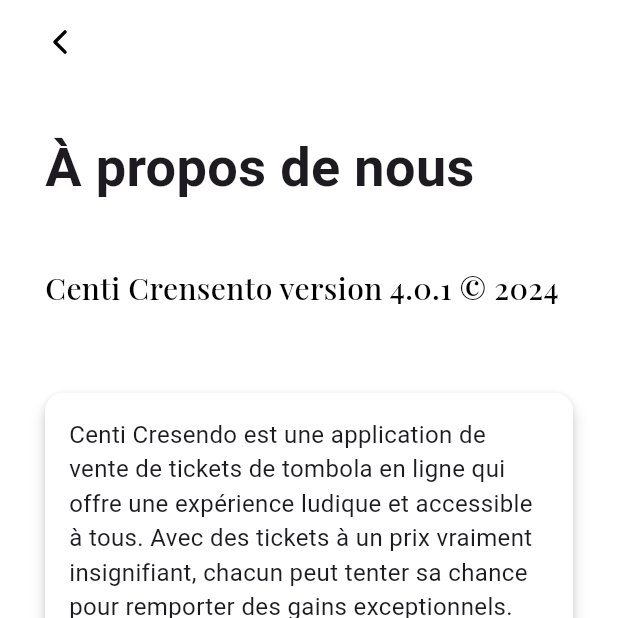
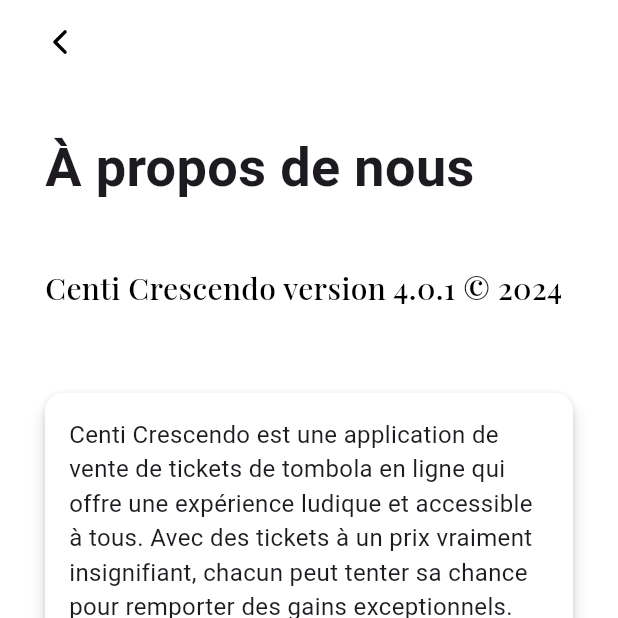
Before and after one commit to GytXDev/Centi-Cresendo, a Flutter app: the AboutUs screen opened directly, on a phone screen of 412 x 824 dp, the top half of it. Run offline on Flutter 3.47's test engine with Material 3 defaults, Android fonts, the phone set to English and light mode, and no system bars; our stand-ins replace cloud_firestore, firebase_auth, firebase_core, firebase_messaging, flutter_local_notifications, flutter_native_splash and 8 more; accounts and stored records are empty; project files that could hold a hidden picture were left out.

Commit message:
The apk production

```diff
--- a/assets/i18n/en.json
+++ b/assets/i18n/en.json
@@ -16,7 +16,7 @@
     "phone_number_too_long": "The phone number you entered is too long for the country: {{countryName}}.",
     "enterPhoneNumber": "Please enter your phone number.",
     "carrierChargesApply": "Carrier charges may apply.",
-    "verificationSMS": "Centi Cresendo will need to verify your phone number.",
+    "verificationSMS": "Centi Crescendo will need to verify your phone number.",
     "whatsMyNumber": " What's my number?",
     "next": "NEXT",
     "phoneNumber": "Phone number",
--- a/lib/auth/repository/auth_repository.dart
+++ b/lib/auth/repository/auth_repository.dart
@@ -177,7 +177,11 @@
 
   Future<UserCredential?> signInWithGoogle() async {
     try {
-      final GoogleSignInAccount? googleUser = await GoogleSignIn().signIn();
+      final GoogleSignIn googleSignIn = GoogleSignIn(
+        clientId:
+            '127117263525-h7h854q9p3eico08b7s7n719q30bean9.apps.googleusercontent.com', // client ID pour le Web
+      );
+      final GoogleSignInAccount? googleUser = await googleSignIn.signIn();
       if (googleUser != null) {
         final GoogleSignInAuthentication googleAuth =
             await googleUser.authentication;
--- a/lib/home_section/welcome.dart
+++ b/lib/home_section/welcome.dart
@@ -70,7 +70,7 @@
                     _buildItem(
                       header: '1. Collecte et utilisation des informations',
                       content:
-                          'Lorsque vous utilisez l’application Centi Cresendo, nous collectons des informations telles que votre adresse e-mail pour l’authentification via des fournisseurs tiers tels que Google ou Apple, et votre localisation pour personnaliser votre expérience. Ces informations sont utilisées pour améliorer nos services, assurer la sécurité de votre compte, et personnaliser votre expérience.',
+                          'Lorsque vous utilisez l’application Centi Crescendo, nous collectons des informations telles que votre adresse e-mail pour l’authentification via des fournisseurs tiers tels que Google ou Apple, et votre localisation pour personnaliser votre expérience. Ces informations sont utilisées pour améliorer nos services, assurer la sécurité de votre compte, et personnaliser votre expérience.',
                     ),
                     _buildItem(
                       header: '2. Protection des données',
@@ -80,7 +80,7 @@
                     _buildItem(
                       header: '3. Notifications',
                       content:
-                          'Centi Cresendo envoie des notifications aux utilisateurs pour les informer des résultats des tirages, des promotions spéciales et d’autres événements pertinents liés à l’application. Ces notifications sont envoyées via Firebase Cloud Messaging (FCM).',
+                          'Centi Crescendo envoie des notifications aux utilisateurs pour les informer des résultats des tirages, des promotions spéciales et d’autres événements pertinents liés à l’application. Ces notifications sont envoyées via Firebase Cloud Messaging (FCM).',
                     ),
                     _buildItem(
                       header: '4. Autorisations de l’Application',
@@ -96,12 +96,12 @@
                       header:
                           '6. Utilisation de l\'API pour les paiements',
                       content:
-                          'Centi Cresendo utilise une API de paiement sécurisé pour faciliter les paiements via Airtel Money et Moov Money. L\'utilisation de cette API garantit la confidentialité et la sécurité de vos informations financières lors des transactions.',
+                          'Centi Crescendo utilise une API de paiement sécurisé pour faciliter les paiements via Airtel Money et Moov Money. L\'utilisation de cette API garantit la confidentialité et la sécurité de vos informations financières lors des transactions.',
                     ),
                     _buildItem(
                       header: '7. Enfants',
                       content:
-                          'L’application Centi Cresendo n’est pas destinée aux enfants de moins de 18 ans.',
+                          'L’application Centi Crescendo n’est pas destinée aux enfants de moins de 18 ans.',
                     ),
                     _buildItem(
                       header:
@@ -171,7 +171,7 @@
                   crossAxisAlignment: CrossAxisAlignment.start,
                   children: [
                     const Text(
-                      'En utilisant l\'application Centi Crensento, vous acceptez les conditions suivantes',
+                      'En utilisant l\'application Centi Crescendo, vous acceptez les conditions suivantes',
                       style: TextStyle(
                         fontSize: 16,
                       ),
@@ -182,12 +182,12 @@
                     _buildItem(
                       header: '1. Utilisation des services',
                       content:
-                          'Vous reconnaissez et acceptez que l\'utilisation de Centi Crensento est soumise à votre conformité avec ces conditions d\'utilisation, ainsi qu\'à toutes les lois et réglementations applicables.',
+                          'Vous reconnaissez et acceptez que l\'utilisation de Centi Crescendo est soumise à votre conformité avec ces conditions d\'utilisation, ainsi qu\'à toutes les lois et réglementations applicables.',
                     ),
                     _buildItem(
                       header: '2. Respect de la vie privée',
                       content:
-                          'Vous comprenez et acceptez que Centi Crensento collecte, traite et utilise vos informations personnelles conformément à sa politique de confidentialité.',
+                          'Vous comprenez et acceptez que Centi Crescendo collecte, traite et utilise vos informations personnelles conformément à sa politique de confidentialité.',
                     ),
                     _buildItem(
                       header: '3. Responsabilité de l\'utilisateur',
@@ -202,7 +202,7 @@
                     _buildItem(
                       header: '5. Modifications des conditions',
                       content:
-                          'Centi Crensento se réserve le droit de modifier ces conditions d\'utilisation à tout moment, et il est de votre responsabilité de consulter régulièrement ces conditions pour toute mise à jour.',
+                          'Centi Crescendo se réserve le droit de modifier ces conditions d\'utilisation à tout moment, et il est de votre responsabilité de consulter régulièrement ces conditions pour toute mise à jour.',
                     ),
                     Row(
                       children: [
--- a/lib/home_section/widgets/about_us.dart
+++ b/lib/home_section/widgets/about_us.dart
@@ -37,7 +37,7 @@
               ),
               const SizedBox(height: 40),
               Text(
-                'Centi Crensento version 4.0.1 © 2024',
+                'Centi Crescendo version 4.0.1 © 2024',
                 style: TextStyle(
                   fontSize: 20,
                   fontWeight: FontWeight.w500,
@@ -55,7 +55,7 @@
                     crossAxisAlignment: CrossAxisAlignment.start,
                     children: [
                       Text(
-                        'Centi Cresendo est une application de vente de tickets de tombola en ligne qui offre une expérience ludique et accessible à tous. Avec des tickets à un prix vraiment insignifiant, chacun peut tenter sa chance pour remporter des gains exceptionnels.',
+                        'Centi Crescendo est une application de vente de tickets de tombola en ligne qui offre une expérience ludique et accessible à tous. Avec des tickets à un prix vraiment insignifiant, chacun peut tenter sa chance pour remporter des gains exceptionnels.',
                         style: TextStyle(fontSize: 16.0),
                       ),
                       SizedBox(
--- a/lib/main.dart
+++ b/lib/main.dart
@@ -127,7 +127,7 @@
     final themeMode = ref.watch(themeModeProvider);
     return MaterialApp(
       navigatorKey: navigatorKey,
-      title: 'CentiCrensento',
+      title: 'CentiCrescendo',
       theme: lightTheme(),
       darkTheme: darkTheme(),
       debugShowCheckedModeBanner: false,
```
Also changed, not shown: lib/features/deposit/pages/deposit_page.dart (deleted, +0 -19 lines), assets/icon/icons.png (deleted), lib/home_section/deposit.dart (line endings or trailing spaces), 3 other files.
